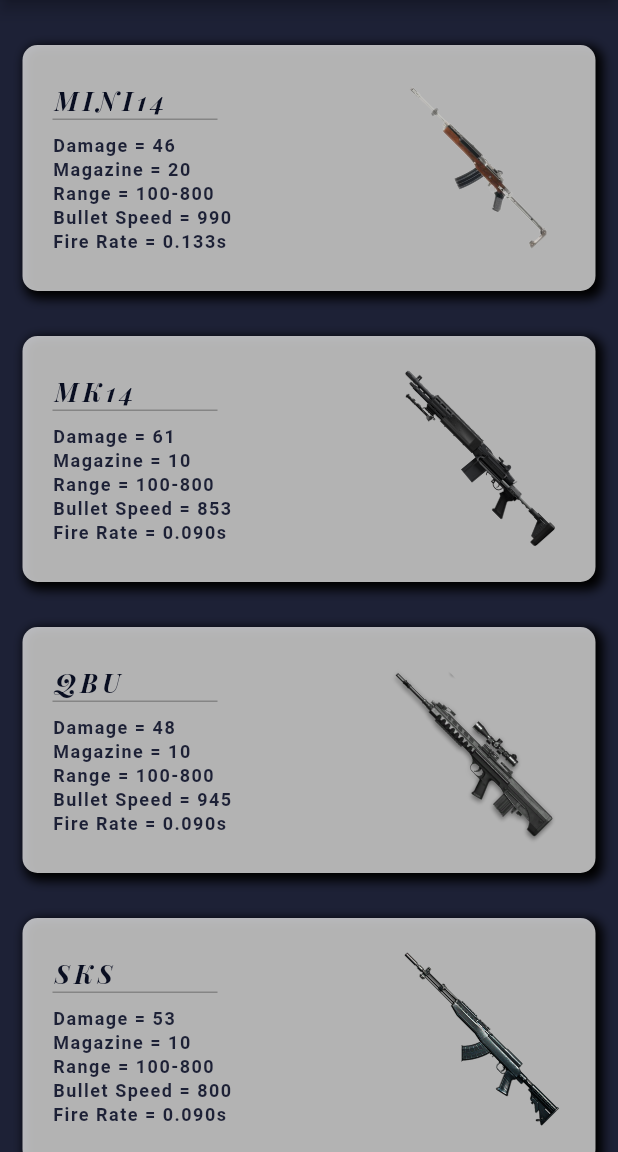
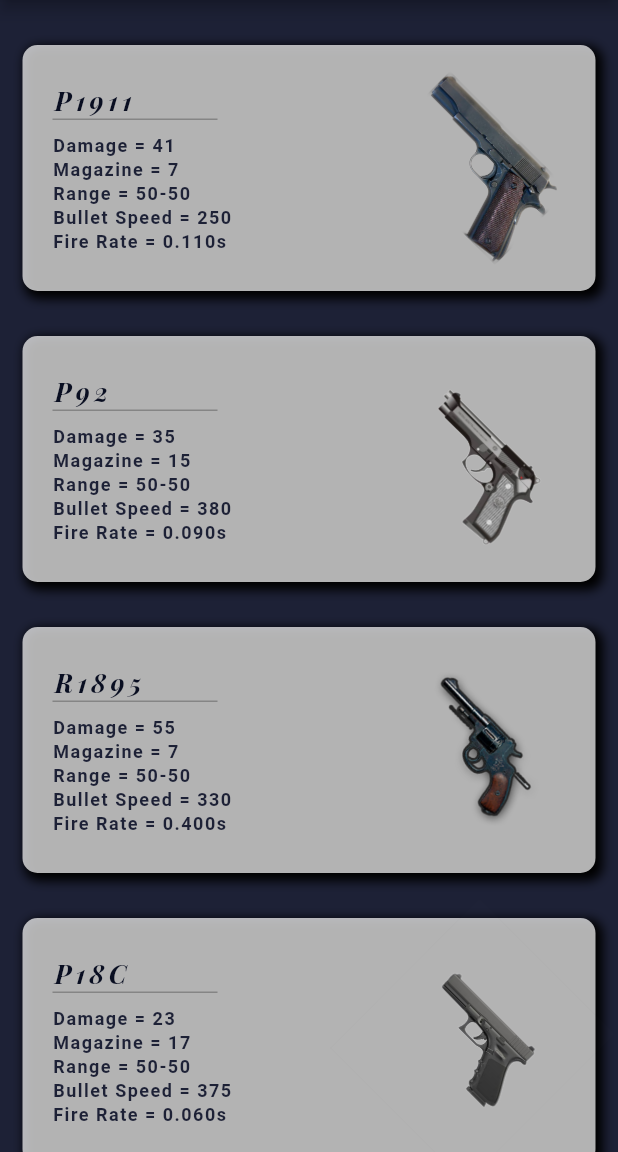
Before and after one commit to mysterymethod/Pubg-Sounds, a Flutter app: the screen it shows after launch, on a phone screen of 412 x 824 dp, the part 84-1236 px from its top. Run offline on Flutter 3.47's test engine with Material 2 defaults, Android fonts, the phone set to English and light mode, and no system bars; our stand-ins replace audioplayers.

Commit message:
1. complete pistol gun class

```diff
--- a/lib/constants/constants.dart
+++ b/lib/constants/constants.dart
@@ -272,7 +272,7 @@ var kPISTOL = [
     'fireRate': '0.066s',
   },
   {
-    'name': 'skorpion',
+    'name': 'scorpion',
     'damage': '22',
     'magazine': '20',
     'range': '50-50',
--- /dev/null
+++ b/lib/guns/pistol.dart
@@ -0,0 +1,41 @@
+import 'package:flutter/material.dart';
+import '../components/reusableCardSingle.dart';
+import 'package:pubg/constants/constants.dart';
+
+class PISTOL extends StatefulWidget {
+  @override
+  _PISTOLState createState() => _PISTOLState();
+}
+
+class _PISTOLState extends State<PISTOL> {
+  @override
+  Widget build(BuildContext context) {
+    return Scaffold(
+      appBar: AppBar(
+        title: Text('Pubg Sounds'),
+      ),
+      body: SingleChildScrollView(
+        child: Center(
+          child: Container(
+            child: Column(
+              children: [
+                SizedBox(height: 15.0),
+                for (var i in kPISTOL)
+                  ReusableCardSingle(
+                    audio: i['name'],
+                    img: i['name'],
+                    damage: i['damage'],
+                    magazine: i['magazine'],
+                    range: i['range'],
+                    bulletSpeed: i['bulletSpeed'],
+                    fireRate: i['fireRate'],
+                  ),
+                SizedBox(height: 50.0),
+              ],
+            ),
+          ),
+        ),
+      ),
+    );
+  }
+}
--- a/lib/main.dart
+++ b/lib/main.dart
@@ -3,6 +3,7 @@ import 'guns/screen1.dart';
 import 'guns/smg.dart';
 import 'guns/sniper.dart';
 import 'guns/dmr.dart';
+import 'guns/pistol.dart';
 
 void main() {
   runApp(Pubg());
@@ -16,7 +17,7 @@ class Pubg extends StatelessWidget {
           primaryColor: Color(0xFF0A0E21),
           scaffoldBackgroundColor: Color(0xFF1D2136),
         ),
-        home: DMR());
+        home: PISTOL());
   }
 }
 
```
Also changed, not shown: images/deagle.png (added), images/p18c.png (added), images/p1911.png (added), images/p92.png (added), images/r1895.png (added), images/r45.png (added), images/s1897.png (added), images/scorpion.png (added).
